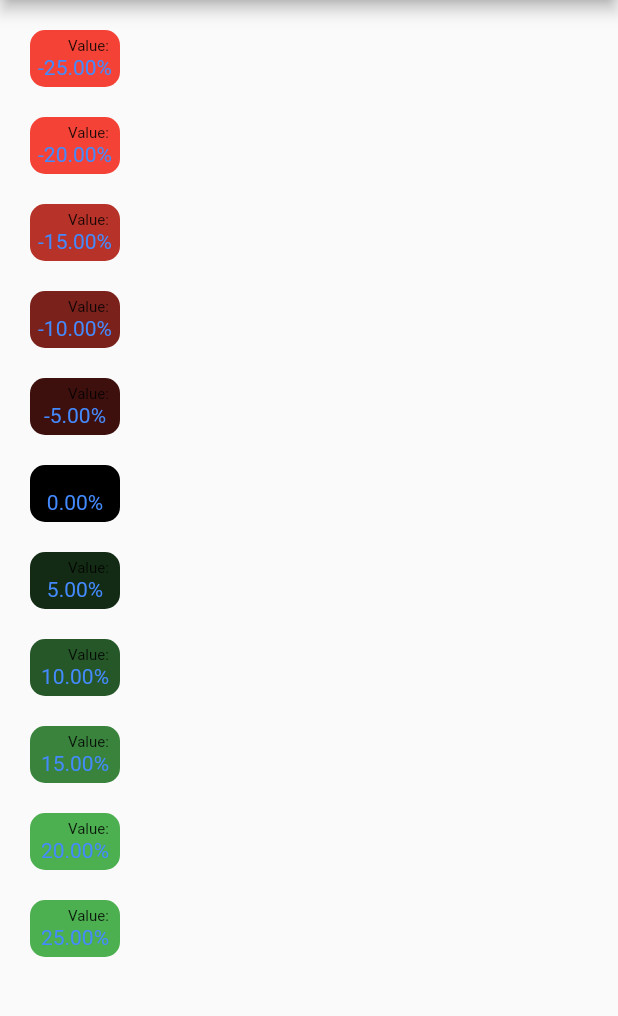
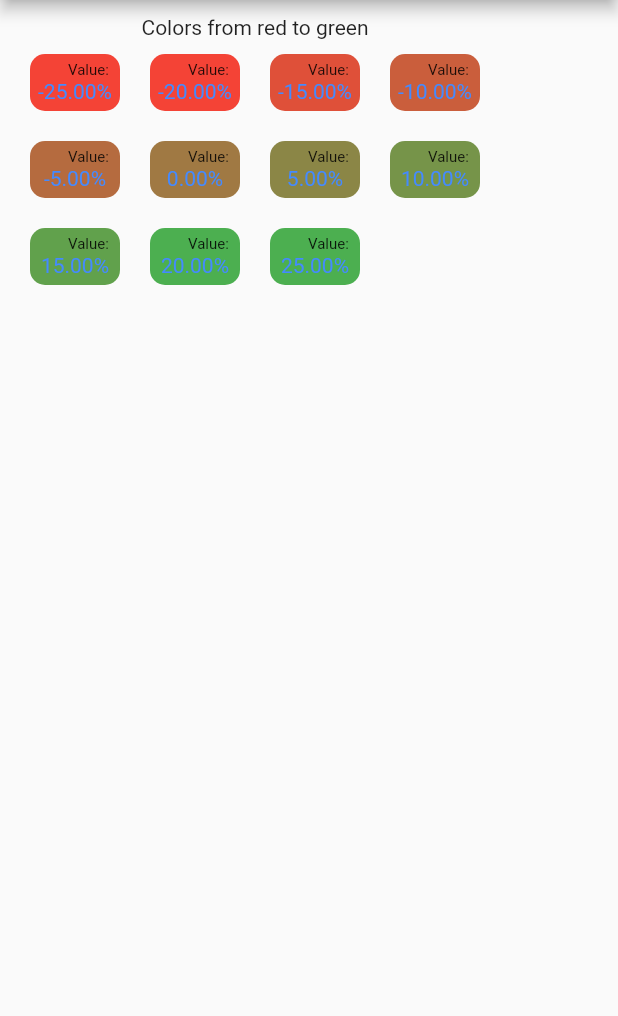
Before and after one commit to ivofernandes/color_scale, a Flutter app: the screen it shows after launch, on a phone screen of 412 x 824 dp, the part 84-1100 px from its top. Run offline on Flutter 3.47's test engine with Material 2 defaults, Android fonts, the phone set to English and light mode, and no system bars.

Commit message:
New strategy to mix the colors, and configurable colors

```diff
--- a/example/lib/main.dart
+++ b/example/lib/main.dart
@@ -22,21 +22,28 @@ class MyApp extends StatelessWidget {
           body: Container(
             margin: EdgeInsets.all(10),
             child: Column(
+              children: [
+                Text('Colors from red to green'),
+                Wrap(
                   children: values
                       .map(
                         (value) => Container(
                           margin: EdgeInsets.all(10),
                           child: ClipRRect(
-                        borderRadius: BorderRadius.all(Radius.circular(10.0)),
+                            borderRadius:
+                                BorderRadius.all(Radius.circular(10.0)),
                             child: Container(
                               alignment: Alignment.bottomRight,
                               width: 60,
                               child: ColorScaleWidget(
                                   value: value,
+                                  minColor: Colors.red,
+                                  maxColor: Colors.green,
                                   child: Container(
                                     margin: EdgeInsets.all(5),
                                     child: Wrap(
-                                  crossAxisAlignment: WrapCrossAlignment.center,
+                                      crossAxisAlignment:
+                                          WrapCrossAlignment.center,
                                       alignment: WrapAlignment.end,
                                       children: [
                                         Text(
@@ -64,6 +71,8 @@ class MyApp extends StatelessWidget {
                       )
                       .toList(),
                 ),
+              ],
+            ),
           ),
         ));
   }
--- a/lib/src/color_scale_widget.dart
+++ b/lib/src/color_scale_widget.dart
@@ -39,13 +39,14 @@ class ColorScaleWidget extends StatelessWidget {
       return Colors.black;
     }
 
-    double percentageOfMaxColor = value / maxValue;
+    double range = maxValue - minValue;
+    double relativeValue = value - minValue;
+
+    double percentageOfMaxColor = relativeValue / range;
     percentageOfMaxColor = min(percentageOfMaxColor, 1);
     percentageOfMaxColor = max(percentageOfMaxColor, 0);
 
-    double percentageOfMinColor = value / minValue;
-    percentageOfMinColor = min(percentageOfMinColor, 1);
-    percentageOfMinColor = max(percentageOfMinColor, 0);
+    double percentageOfMinColor = 1 - percentageOfMaxColor;
 
     double green = minColor.green * percentageOfMinColor +
         maxColor.green * percentageOfMaxColor;
```
Lines whose indentation alone changed are shown as unchanged.
